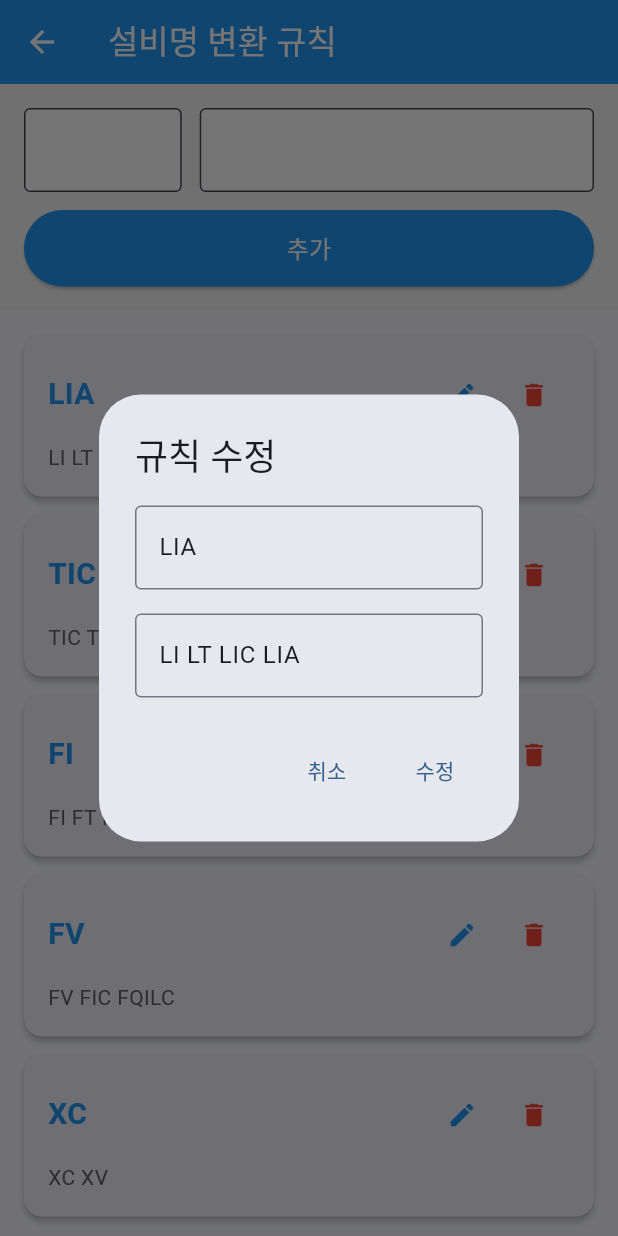
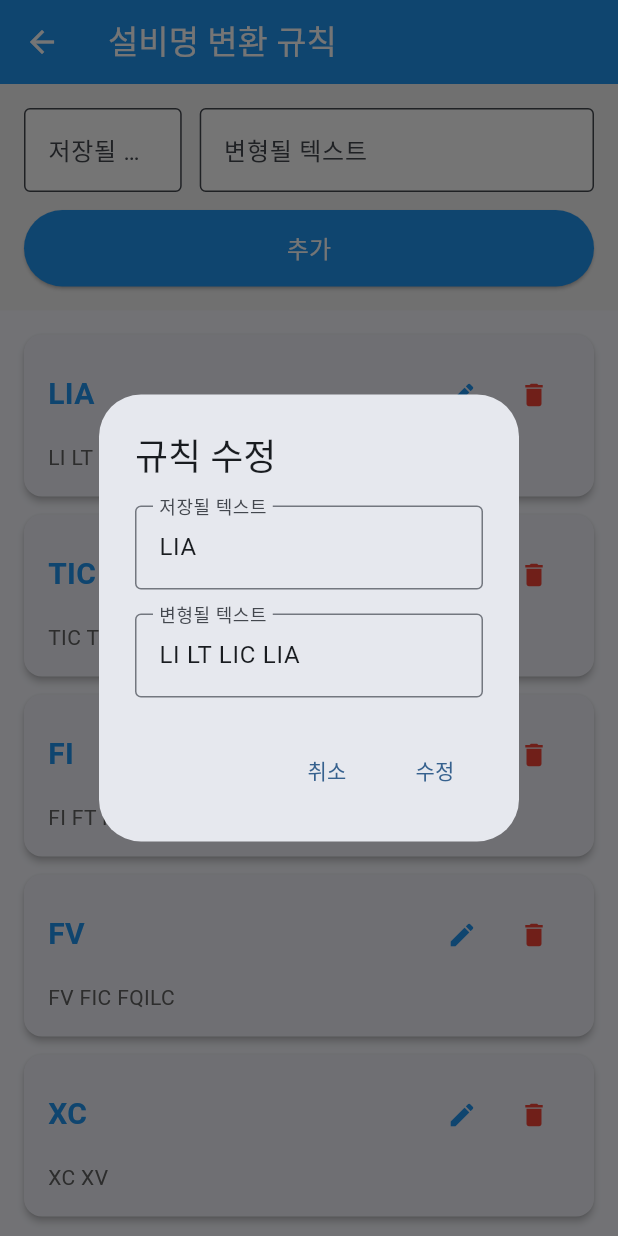
Before and after one commit to hwani1103/log_it, a Flutter app: the EquipmentAliasSettingsScreen screen opened directly with empty values, after a tap on the "edit" icon, on a phone screen of 412 x 824 dp. Run offline on Flutter 3.47's test engine with Material 3 defaults, Android fonts, the phone set to English and light mode, and no system bars; our stand-ins replace cached_network_image, cloud_firestore, firebase_auth, firebase_core, firebase_storage, flutter_cache_manager and 4 more; accounts and stored records are empty.

Commit message:
Restore labelText for equipment alias input fields
- Add back '저장될 텍스트' and '변형될 텍스트' labels
- Keep hintText removed (only placeholder, not label)
- Add textCapitalization to edit dialog

```diff
--- a/lib/screens/equipment_alias_settings_screen.dart
+++ b/lib/screens/equipment_alias_settings_screen.dart
@@ -87,15 +87,19 @@ class _EquipmentAliasSettingsScreenState extends State<EquipmentAliasSettingsScr
             TextField(
               controller: standardController,
               decoration: const InputDecoration(
+                labelText: '저장될 텍스트',
                 border: OutlineInputBorder(),
               ),
+              textCapitalization: TextCapitalization.characters,
             ),
             const SizedBox(height: 16),
             TextField(
               controller: aliasesController,
               decoration: const InputDecoration(
+                labelText: '변형될 텍스트',
                 border: OutlineInputBorder(),
               ),
+              textCapitalization: TextCapitalization.characters,
             ),
           ],
         ),
@@ -213,6 +217,7 @@ class _EquipmentAliasSettingsScreenState extends State<EquipmentAliasSettingsScr
                       child: TextField(
                         controller: _standardController,
                         decoration: const InputDecoration(
+                          labelText: '저장될 텍스트',
                           border: OutlineInputBorder(),
                           filled: true,
                           fillColor: Colors.white,
@@ -226,6 +231,7 @@ class _EquipmentAliasSettingsScreenState extends State<EquipmentAliasSettingsScr
                       child: TextField(
                         controller: _aliasesController,
                         decoration: const InputDecoration(
+                          labelText: '변형될 텍스트',
                           border: OutlineInputBorder(),
                           filled: true,
                           fillColor: Colors.white,
```
